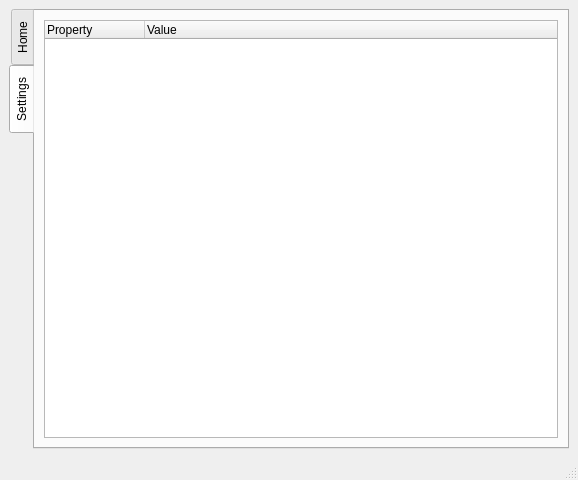
This is Server/utils/gui/mainwindow.ui in Damian-crypto/ControlPc as Qt 5 draws it before an edit. The edited form follows.
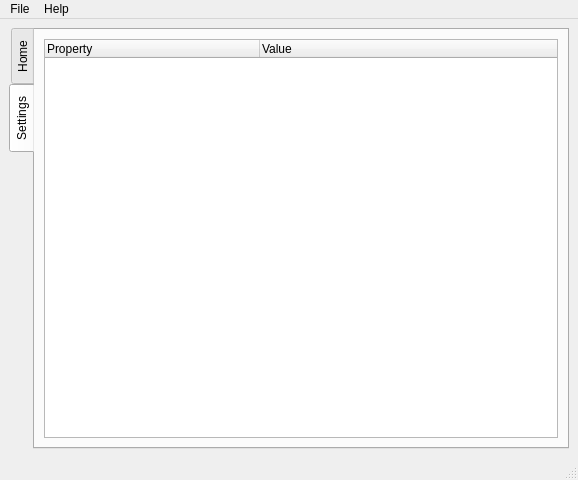
This is the edited form. The open tabs and pages were chosen to show the change.

```diff
--- a/Server/utils/gui/mainwindow.ui
+++ b/Server/utils/gui/mainwindow.ui
@@ -147,6 +147,15 @@
        <layout class="QVBoxLayout" name="verticalLayout">
         <item>
          <widget class="QTreeWidget" name="tree_Settings">
+          <property name="alternatingRowColors">
+           <bool>false</bool>
+          </property>
+          <attribute name="headerCascadingSectionResizes">
+           <bool>false</bool>
+          </attribute>
+          <attribute name="headerDefaultSectionSize">
+           <number>215</number>
+          </attribute>
           <column>
            <property name="text">
             <string>Property</string>
@@ -174,6 +183,22 @@
      <height>33</height>
     </rect>
    </property>
+   <widget class="QMenu" name="menuFile">
+    <property name="title">
+     <string>File</string>
+    </property>
+    <addaction name="actionLoad_Configurations"/>
+    <addaction name="separator"/>
+    <addaction name="actionExit"/>
+   </widget>
+   <widget class="QMenu" name="menuHelp">
+    <property name="title">
+     <string>Help</string>
+    </property>
+    <addaction name="actionAbout_ControlPc"/>
+   </widget>
+   <addaction name="menuFile"/>
+   <addaction name="menuHelp"/>
   </widget>
   <widget class="QStatusBar" name="statusbar"/>
  </widget>
```
Left out of the diff: 17 changed lines with no effect on the pictures.
